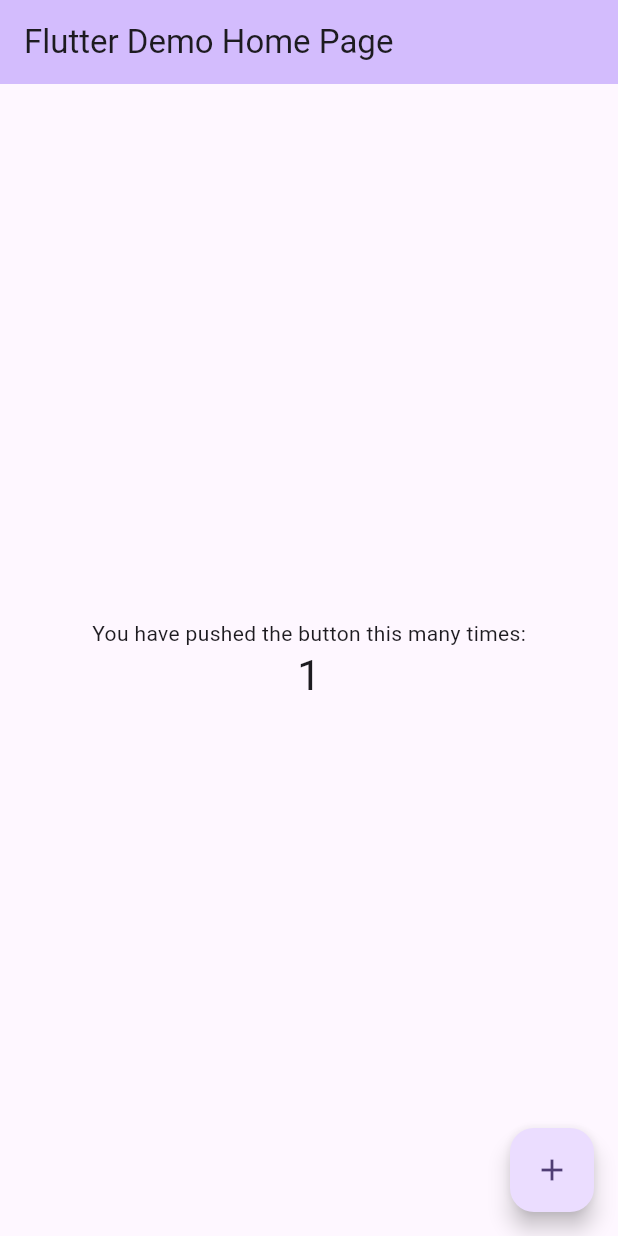
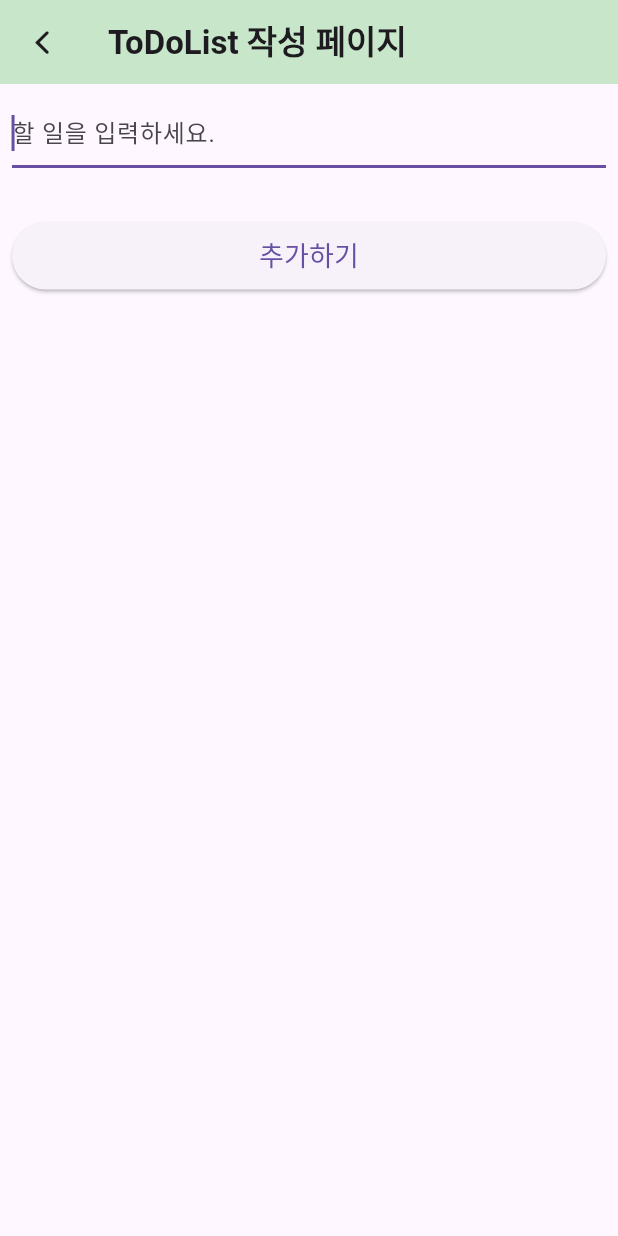
Before and after one commit to syong99/Flutter02, a Flutter app: the screen it shows after launch, after a tap on the "add" icon, on a phone screen of 412 x 824 dp. Run offline on Flutter 3.47's test engine with Material 3 defaults, Android fonts, the phone set to English and light mode, and no system bars; our stand-ins replace shared_preferences; missing offline and left inert: intro_screen_onboarding_flutter.

Commit message:
flutter_todoList 학습

```diff
--- a/chap04_flutter_to_dolist/analysis_options.yaml
+++ b/chap04_flutter_to_dolist/analysis_options.yaml
@@ -21,6 +21,8 @@ linter:
   # `// ignore_for_file: name_of_lint` syntax on the line or in the file
   # producing the lint.
   rules:
+    prefer_const_constructors: false
+    prefer_const_literals_to_create_immutables: false
     # avoid_print: false  # Uncomment to disable the `avoid_print` rule
     # prefer_single_quotes: true  # Uncomment to enable the `prefer_single_quotes` rule
 
--- a/chap04_flutter_to_dolist/lib/main.dart
+++ b/chap04_flutter_to_dolist/lib/main.dart
@@ -1,3 +1,4 @@
+import 'package:flutter/cupertino.dart';
 import 'package:flutter/material.dart';
 
 void main() {
@@ -7,119 +8,200 @@ void main() {
 class MyApp extends StatelessWidget {
   const MyApp({super.key});
 
-  // This widget is the root of your application.
   @override
   Widget build(BuildContext context) {
     return MaterialApp(
-      title: 'Flutter Demo',
-      theme: ThemeData(
-        // This is the theme of your application.
-        //
-        // TRY THIS: Try running your application with "flutter run". You'll see
-        // the application has a purple toolbar. Then, without quitting the app,
-        // try changing the seedColor in the colorScheme below to Colors.green
-        // and then invoke "hot reload" (save your changes or press the "hot
-        // reload" button in a Flutter-supported IDE, or press "r" if you used
-        // the command line to start the app).
-        //
-        // Notice that the counter didn't reset back to zero; the application
-        // state is not lost during the reload. To reset the state, use hot
-        // restart instead.
-        //
-        // This works for code too, not just values: Most code changes can be
-        // tested with just a hot reload.
-        colorScheme: ColorScheme.fromSeed(seedColor: Colors.deepPurple),
-        useMaterial3: true,
-      ),
-      home: const MyHomePage(title: 'Flutter Demo Home Page'),
+      debugShowCheckedModeBanner: false,
+      home: HomePage(),
     );
   }
 }
 
-class MyHomePage extends StatefulWidget {
-  const MyHomePage({super.key, required this.title});
-
-  // This widget is the home page of your application. It is stateful, meaning
-  // that it has a State object (defined below) that contains fields that affect
-  // how it looks.
-
-  // This class is the configuration for the state. It holds the values (in this
-  // case the title) provided by the parent (in this case the App widget) and
-  // used by the build method of the State. Fields in a Widget subclass are
-  // always marked "final".
-
-  final String title;
+class HomePage extends StatefulWidget {
+  const HomePage({super.key});
 
   @override
-  State<MyHomePage> createState() => _MyHomePageState();
+  State<HomePage> createState() => _HomePageState();
 }
 
-class _MyHomePageState extends State<MyHomePage> {
-  int _counter = 0;
-
-  void _incrementCounter() {
-    setState(() {
-      // This call to setState tells the Flutter framework that something has
-      // changed in this State, which causes it to rerun the build method below
-      // so that the display can reflect the updated values. If we changed
-      // _counter without calling setState(), then the build method would not be
-      // called again, and so nothing would appear to happen.
-      _counter++;
-    });
-  }
+//상태 클래스
+class _HomePageState extends State<HomePage> {
+  List<ToDo> toDoList = [];
 
   @override
   Widget build(BuildContext context) {
-    // This method is rerun every time setState is called, for instance as done
-    // by the _incrementCounter method above.
-    //
-    // The Flutter framework has been optimized to make rerunning build methods
-    // fast, so that you can just rebuild anything that needs updating rather
-    // than having to individually change instances of widgets.
     return Scaffold(
       appBar: AppBar(
-        // TRY THIS: Try changing the color here to a specific color (to
-        // Colors.amber, perhaps?) and trigger a hot reload to see the AppBar
-        // change color while the other colors stay the same.
-        backgroundColor: Theme.of(context).colorScheme.inversePrimary,
-        // Here we take the value from the MyHomePage object that was created by
-        // the App.build method, and use it to set our appbar title.
-        title: Text(widget.title),
+        backgroundColor: Colors.green.shade100,
+        title: Text("ToDoList"),
       ),
-      body: Center(
-        // Center is a layout widget. It takes a single child and positions it
-        // in the middle of the parent.
-        child: Column(
-          // Column is also a layout widget. It takes a list of children and
-          // arranges them vertically. By default, it sizes itself to fit its
-          // children horizontally, and tries to be as tall as its parent.
-          //
-          // Column has various properties to control how it sizes itself and
-          // how it positions its children. Here we use mainAxisAlignment to
-          // center the children vertically; the main axis here is the vertical
-          // axis because Columns are vertical (the cross axis would be
-          // horizontal).
-          //
-          // TRY THIS: Invoke "debug painting" (choose the "Toggle Debug Paint"
-          // action in the IDE, or press "p" in the console), to see the
-          // wireframe for each widget.
-          mainAxisAlignment: MainAxisAlignment.center,
-          children: <Widget>[
-            const Text(
-              'You have pushed the button this many times:',
-            ),
-            Text(
-              '$_counter',
-              style: Theme.of(context).textTheme.headlineMedium,
-            ),
-          ],
-        ),
+      body: toDoList.isEmpty
+          ? Center(
+              child: Text('To Do List'),
+            )
+          : ListView.builder(
+              itemCount: toDoList.length,
+              itemBuilder: (context, index) {
+                ToDo toDo = toDoList[index];
+
+                return ListTile(
+                  title: Text(
+                    toDo.job,
+                    style: TextStyle(
+                      fontSize: 20,
+                      color: toDo.isDone ? Colors.grey : Colors.black,
+                      decoration: toDo.isDone
+                          ? TextDecoration.lineThrough
+                          : TextDecoration.none,
+                    ),
+                  ),
+                  trailing: IconButton(
+                      onPressed: () {
+                        showDialog(
+                            context: context,
+                            builder: (context) {
+                              return AlertDialog(
+                                title: Text('삭제하시겠습니까?'),
+                                actions: [
+                                  //취소버튼
+                                  TextButton(
+                                      onPressed: () {
+                                        Navigator.pop(context);
+                                      },
+                                      child: Text(
+                                        '취소',
+                                        style: TextStyle(color: Colors.grey),
+                                      )),
+                                  TextButton(
+                                      onPressed: () {
+                                        setState(() {
+                                          toDoList.removeAt(index);
+                                        });
+                                        Navigator.pop(context);
+                                      },
+                                      child: Text(
+                                        '삭제',
+                                        style: TextStyle(color: Colors.red),
+                                      ))
+                                ],
+                              );
+                            });
+                      },
+                      icon: Icon(CupertinoIcons.delete)),
+                  onTap: () {
+                    //아이템 클릭시
+                    setState(() {
+                      toDo.isDone = !toDo.isDone;
+                    });
+                  },
+                );
+              }),
+      floatingActionButton: FloatingActionButton(
+        onPressed: () async {
+          String? job = await Navigator.push(
+            context,
+            MaterialPageRoute(builder: (_) => CreatePage()),
+          );
+          if (job != null) {
+            setState(() {
+              ToDo newToDo = ToDo(false, job);
+              toDoList.add(newToDo);
+            });
+          }
+        },
+        child: Icon(Icons.add),
       ),
-      floatingActionButton: FloatingActionButton(
-        onPressed: _incrementCounter,
-        tooltip: 'Increment',
-        child: const Icon(Icons.add),
-      ), // This trailing comma makes auto-formatting nicer for build methods.
     );
   }
 }
+
+class CreatePage extends StatefulWidget {
+  const CreatePage({super.key});
+
+  @override
+  State<CreatePage> createState() => _CreatePageState();
+}
+
+class _CreatePageState extends State<CreatePage> {
+  // TextFiled의 값을 가져올 때 사용
+  TextEditingController textEditingController = TextEditingController();
+
+  //경고 메세지
+  String? error;
+  @override
+  Widget build(BuildContext context) {
+    return Scaffold(
+      appBar: AppBar(
+        backgroundColor: Colors.green.shade100,
+        title: Text(
+          'ToDoList 작성 페이지',
+          style: TextStyle(fontWeight: FontWeight.bold),
+        ),
+        leading: IconButton(
+            onPressed: () {
+              Navigator.pop(context);
+            },
+            icon: Icon(CupertinoIcons.chevron_back)),
+      ),
+      body: Column(
+        //텍스트 입력창
+        children: [
+          Padding(
+            padding: const EdgeInsets.all(8.0),
+            child: TextField(
+              //화면이 나왔을 경우, 입력창에 커서가 바로 오게 하는 기능ㅇ
+              controller: textEditingController,
+              autofocus: true,
+              decoration: InputDecoration(
+                hintText: "할 일을 입력하세요.",
+                errorText: error,
+              ),
+            ),
+          ),
+
+          // Row,Column등에서 widget 사이에 빈 공간을 넣기 위해 사용
+          SizedBox(
+            height: 20,
+          ),
+
+          Padding(
+            padding: const EdgeInsets.all(8.0),
+            // sizedBox : child widget의 size를 강제하기 위해
+            child: SizedBox(
+              width: double.infinity,
+              height: 45,
+              child: ElevatedButton(
+                onPressed: () {
+                  //추가히기 버튼을 클릭하면 작동
+                  String toDo = textEditingController.text;
+                  if (toDo.isEmpty) {
+                    setState(() {
+                      error = "내용을 입력해주세요.";
+                    });
+                  } else {
+                    setState(() {
+                      error = null;
+                    });
+                  }
+                  Navigator.pop(context, toDo);
+                },
+                child: Text(
+                  '추가하기',
+                  style: TextStyle(fontSize: 18),
+                ),
+              ),
+            ),
+          )
+        ],
+      ),
+    );
+  }
+}
+
+//ToDo 클래스
+class ToDo {
+  String job;
+  bool isDone;
+
+  ToDo(this.isDone, this.job);
+}
```
